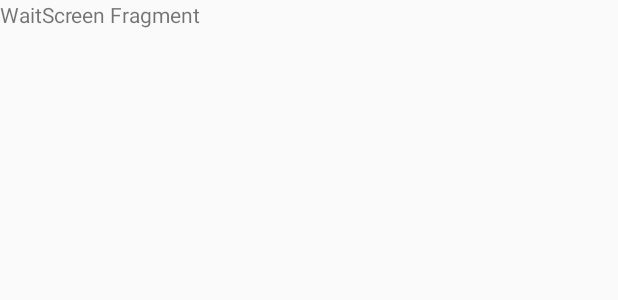
After one commit to SamCumings/No_Please_Game, an Android app: the layout fragment_waitscreen.xml on its own in the app's theme, with its tools: preview values and no code run, on a phone screen of 412 x 824 dp. The commit adds this screen. Shown: the top 300 px of the screen. Run offline under Robolectric (Android 15) with nearby library versions, the phone set to English and light mode, and no system bars.

Commit message:
Laid ground work the WaitScreen Fragment and fragment_waitscreen.xml. Has not been tested yet to see what happens on the emulator.

```diff
--- a/No_please_Test/app/build.gradle
+++ b/No_please_Test/app/build.gradle
@@ -22,4 +22,5 @@
 dependencies {
     compile fileTree(dir: 'libs', include: ['*.jar'])
     compile 'com.android.support:appcompat-v7:21.0.3'
+    compile 'com.android.support:support-v4:21.0.3'
 }
--- a/No_please_Test/app/src/main/java/com/example/sam/no_please_test/MainActivity.java
+++ b/No_please_Test/app/src/main/java/com/example/sam/no_please_test/MainActivity.java
@@ -8,16 +8,13 @@
 import android.content.Intent;
 import android.widget.EditText;
 
- // Comment by Kym to show commited chages works
- // Commit by TJ to show commit works through Android Studio
-
 public class MainActivity extends ActionBarActivity {
 
     //creates the layout for main activity
     @Override
     protected void onCreate(Bundle savedInstanceState) {
         super.onCreate(savedInstanceState);
-        Intent intent = getIntent();
+        //Intent intent = getIntent();
         setContentView(R.layout.activity_main);
     }
 
--- a/No_please_Test/app/src/main/java/com/example/sam/no_please_test/Tutorial.java
+++ b/No_please_Test/app/src/main/java/com/example/sam/no_please_test/Tutorial.java
@@ -8,7 +8,6 @@
 import android.view.View;
 
 //Doing a test commit on my own branch
-//ijuhuj
 public class Tutorial extends ActionBarActivity {
 
     @Override
--- /dev/null
+++ b/No_please_Test/app/src/main/res/layout/fragment_waitscreen.xml
@@ -0,0 +1,10 @@
+<FrameLayout xmlns:android="http://schemas.android.com/apk/res/android"
+    xmlns:tools="http://schemas.android.com/tools" android:layout_width="match_parent"
+    android:layout_height="match_parent"
+    tools:context="com.example.sam.no_please_test.WaitScreenFragment">
+
+    <!-- TODO: Update blank fragment layout -->
+    <TextView android:layout_width="match_parent" android:layout_height="match_parent"
+        android:text="WaitScreen Fragment" />
+
+</FrameLayout>
--- a/No_please_Test/app/src/main/res/values/strings.xml
+++ b/No_please_Test/app/src/main/res/values/strings.xml
@@ -69,4 +69,7 @@
     <string name="four_players">four player game</string>
     <string name="five_players">five player game</string>
 
+<!-- TODO: Remove or change this placeholder text -->
+    <string name="hello_blank_fragment">Hello blank fragment</string>
+
 </resources>
```
Also changed, not shown: No_please_Test/app/src/main/java/com/example/sam/no_please_test/WaitScreenFragment.java (added, +113 -0 lines), 1 other file.
